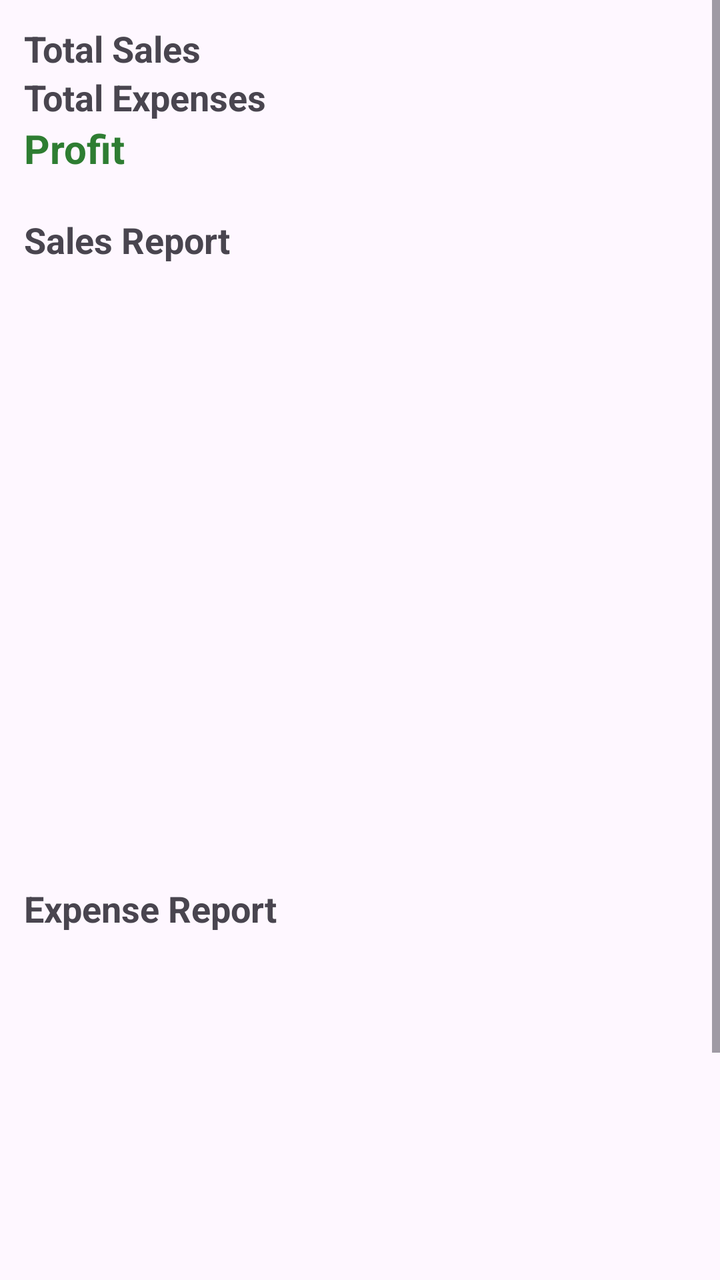
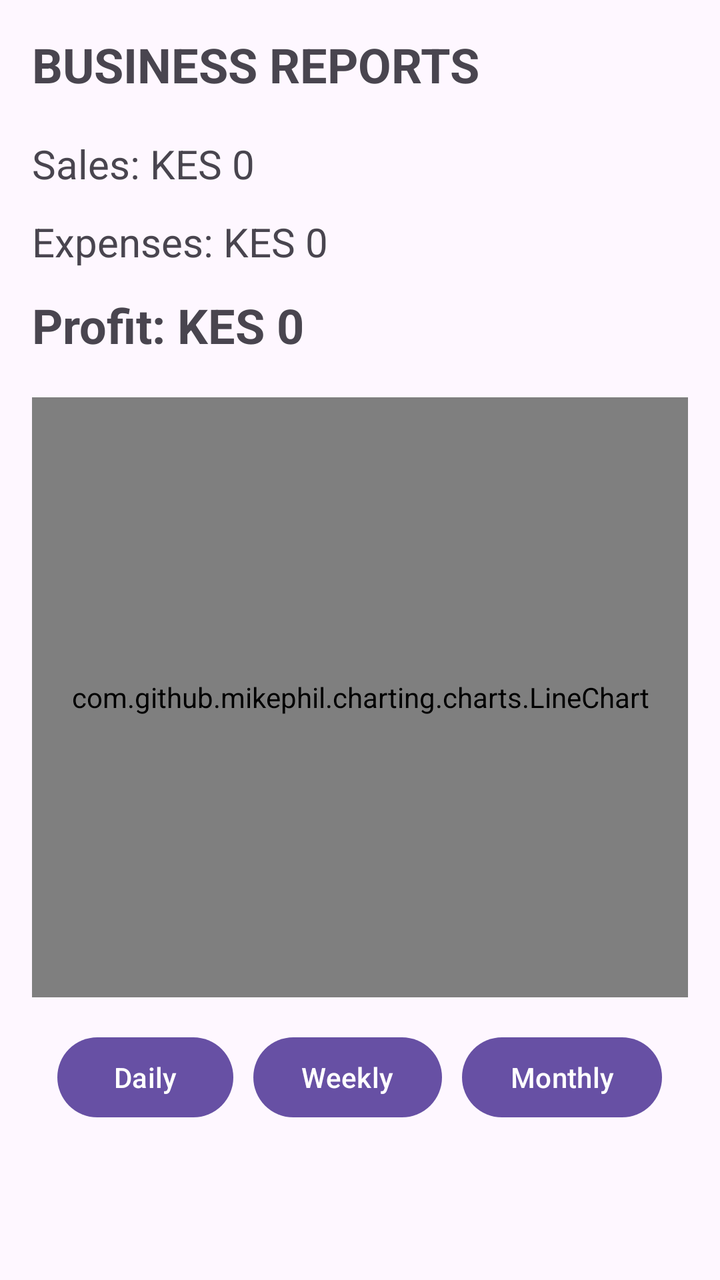

The first picture is an Android layout as it rendered before a commit; the second is the same layout after the commit. The layout source and the unified diff follow.
<!-- AndroidManifest.xml: application theme Theme._10 -->
<!-- res/layout/activity_report.xml -->
<ScrollView xmlns:android="http://schemas.android.com/apk/res/android"
    android:layout_width="match_parent"
    android:layout_height="match_parent">

    <LinearLayout
        android:layout_width="match_parent"
        android:layout_height="wrap_content"
        android:orientation="vertical"
        android:padding="12dp">

        
        <TextView
            android:id="@+id/tvTotalSales"
            android:text="Total Sales"
            android:textSize="18sp"
            android:textStyle="bold"
            android:layout_width="match_parent"
            android:layout_height="wrap_content"/>

        <TextView
            android:id="@+id/tvTotalExpenses"
            android:text="Total Expenses"
            android:textSize="18sp"
            android:textStyle="bold"
            android:layout_width="match_parent"
            android:layout_height="wrap_content"/>

        <TextView
            android:id="@+id/tvProfit"
            android:text="Profit"
            android:textSize="20sp"
            android:textStyle="bold"
            android:textColor="#2E7D32"
            android:layout_width="match_parent"
            android:layout_height="wrap_content"
            android:paddingBottom="10dp"/>

        
        <TextView
            android:text="Sales Report"
            android:textStyle="bold"
            android:textSize="18sp"
            android:paddingTop="10dp"
            android:layout_width="wrap_content"
            android:layout_height="wrap_content"/>

        <androidx.recyclerview.widget.RecyclerView
            android:id="@+id/recyclerSales"
            android:layout_width="match_parent"
            android:layout_height="300dp"/>

        
        <TextView
            android:text="Expense Report"
            android:textStyle="bold"
            android:textSize="18sp"
            android:paddingTop="10dp"
            android:layout_width="wrap_content"
            android:layout_height="wrap_content"/>

        <androidx.recyclerview.widget.RecyclerView
            android:id="@+id/recyclerExpenses"
            android:layout_width="match_parent"
            android:layout_height="300dp"/>

    </LinearLayout>
</ScrollView>
<!-- resources referenced by this layout -->
<resources>
  <style name="Theme._10" parent="Base.Theme._10" />
  <style name="Base.Theme._10" parent="Theme.Material3.DayNight.NoActionBar">
          
          
      </style>
</resources>

<!-- the commit's change to res/layout/activity_report.xml (unified diff, before → after) -->
@@ -1,4 +1,6 @@
+<?xml version="1.0" encoding="utf-8"?>
 <ScrollView xmlns:android="http://schemas.android.com/apk/res/android"
+    xmlns:tools="http://schemas.android.com/tools"
     android:layout_width="match_parent"
     android:layout_height="match_parent">
 
@@ -6,62 +8,74 @@
         android:layout_width="match_parent"
         android:layout_height="wrap_content"
         android:orientation="vertical"
-        android:padding="12dp">
-
-        
-        <TextView
-            android:id="@+id/tvTotalSales"
-            android:text="Total Sales"
-            android:textSize="18sp"
-            android:textStyle="bold"
-            android:layout_width="match_parent"
-            android:layout_height="wrap_content"/>
+        android:padding="16dp"
+        tools:ignore="MissingClass">
 
         <TextView
-            android:id="@+id/tvTotalExpenses"
-            android:text="Total Expenses"
-            android:textSize="18sp"
-            android:textStyle="bold"
-            android:layout_width="match_parent"
-            android:layout_height="wrap_content"/>
+            android:layout_width="wrap_content"
+            android:layout_height="wrap_content"
+            android:text="BUSINESS REPORTS"
+            android:textSize="24sp"
+            android:textStyle="bold"/>
+
+        <TextView
+            android:id="@+id/tvSales"
+            android:layout_width="wrap_content"
+            android:layout_height="wrap_content"
+            android:text="Sales: KES 0"
+            android:textSize="20sp"
+            android:paddingTop="20dp"/>
+
+        <TextView
+            android:id="@+id/tvExpenses"
+            android:layout_width="wrap_content"
+            android:layout_height="wrap_content"
+            android:text="Expenses: KES 0"
+            android:textSize="20sp"
+            android:paddingTop="12dp"/>
 
         <TextView
             android:id="@+id/tvProfit"
-            android:text="Profit"
-            android:textSize="20sp"
+            android:layout_width="wrap_content"
+            android:layout_height="wrap_content"
+            android:text="Profit: KES 0"
+            android:textSize="24sp"
             android:textStyle="bold"
-            android:textColor="#2E7D32"
+            android:paddingTop="12dp"/>
+        <com.github.mikephil.charting.charts.LineChart
+            android:id="@+id/lineChart"
+            android:layout_width="match_parent"
+            android:layout_height="300dp"
+            android:layout_marginTop="20dp"/>
+
+        <LinearLayout
             android:layout_width="match_parent"
             android:layout_height="wrap_content"
-            android:paddingBottom="10dp"/>
+            android:orientation="horizontal"
+            android:gravity="center"
+            android:paddingTop="16dp">
 
-        
-        <TextView
-            android:text="Sales Report"
-            android:textStyle="bold"
-            android:textSize="18sp"
-            android:paddingTop="10dp"
-            android:layout_width="wrap_content"
-            android:layout_height="wrap_content"/>
+            <Button
+                android:id="@+id/btnDaily"
+                android:layout_width="wrap_content"
+                android:layout_height="wrap_content"
+                android:text="Daily"/>
 
-        <androidx.recyclerview.widget.RecyclerView
-            android:id="@+id/recyclerSales"
-            android:layout_width="match_parent"
-            android:layout_height="300dp"/>
+            <Button
+                android:id="@+id/btnWeekly"
+                android:layout_width="wrap_content"
+                android:layout_height="wrap_content"
+                android:text="Weekly"
+                android:layout_marginStart="10dp"/>
 
-        
-        <TextView
-            android:text="Expense Report"
-            android:textStyle="bold"
-            android:textSize="18sp"
-            android:paddingTop="10dp"
-            android:layout_width="wrap_content"
-            android:layout_height="wrap_content"/>
-
-        <androidx.recyclerview.widget.RecyclerView
-            android:id="@+id/recyclerExpenses"
-            android:layout_width="match_parent"
-            android:layout_height="300dp"/>
+            <Button
+                android:id="@+id/btnMonthly"
+                android:layout_width="wrap_content"
+                android:layout_height="wrap_content"
+                android:text="Monthly"
+                android:layout_marginStart="10dp"/>
+        </LinearLayout>
 
     </LinearLayout>
+
 </ScrollView>
